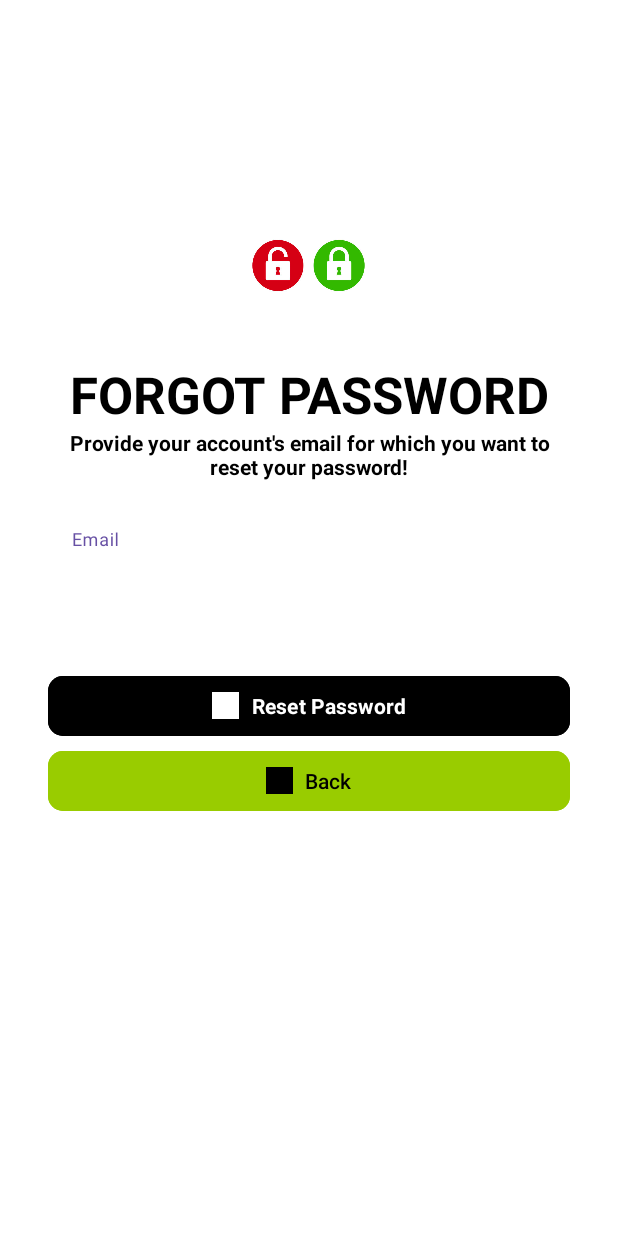
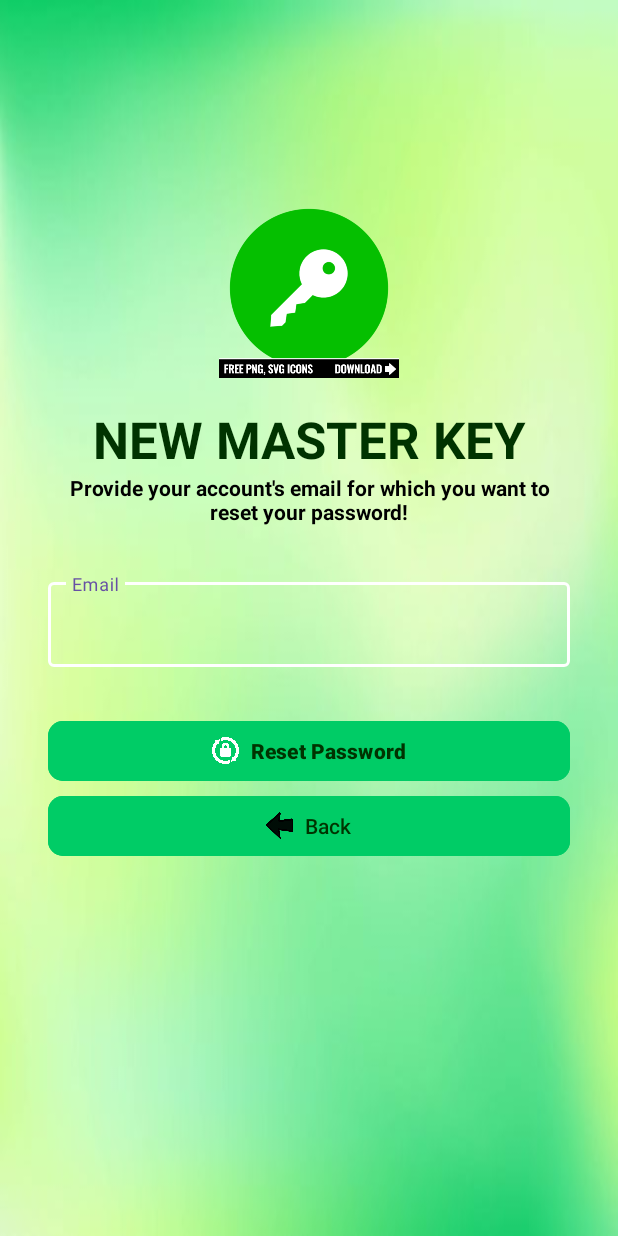
Before and after one commit to Marys-Hub/PasswordManager, an Android app: the layout activity_forgot_password.xml on its own in the app's theme, with its tools: preview values and no code run, on a phone screen of 412 x 824 dp. Run offline under Robolectric (Android 15) with nearby library versions, the phone set to English and light mode, and no system bars.

Commit message:
email already exiting done + reset password loc and layout work

```diff
--- a/app/src/main/res/layout/activity_forgot_password.xml
+++ b/app/src/main/res/layout/activity_forgot_password.xml
@@ -4,7 +4,7 @@
     xmlns:tools="http://schemas.android.com/tools"
     android:layout_width="match_parent"
     android:layout_height="match_parent"
-    android:background="@android:color/white"
+    android:background="@drawable/forgot"
     android:scrollbars="none"
     tools:context=".activities.ForgotPasswordActivity">
 
@@ -21,11 +21,11 @@
             android:layout_marginTop="32dp"/>
 
         <ImageView
-            android:layout_width="90dp"
-            android:layout_height="90dp"
+            android:layout_width="120dp"
+            android:layout_height="120dp"
             android:layout_gravity="center"
             android:layout_marginTop="100dp"
-            android:src="@drawable/logoreset"
+            android:src="@drawable/keyforgot"
             app:layout_constraintBottom_toBottomOf="parent"
             app:layout_constraintEnd_toEndOf="parent"
             app:layout_constraintTop_toTopOf="parent" />
@@ -35,10 +35,10 @@
             android:layout_width="match_parent"
             android:layout_height="wrap_content"
             android:layout_marginTop="18dp"
-            android:text="Forgot Password"
+            android:text="NEW MASTER KEY"
             android:textAlignment="center"
             android:textAllCaps="true"
-            android:textColor="@android:color/black"
+            android:textColor="#003300"
             android:textSize="34sp"
             android:textStyle="bold" />
 
@@ -54,7 +54,6 @@
 
         <com.google.android.material.textfield.TextInputLayout
             android:id="@+id/txtLayoutEmail"
-            style="@style/Widget.MaterialComponents.TextInputLayout.OutlinedBox"
             android:layout_width="match_parent"
             android:layout_height="wrap_content"
             android:layout_marginTop="32dp"
@@ -66,7 +65,6 @@
                 android:id="@+id/edtForgotPasswordEmail"
                 android:layout_width="match_parent"
                 android:layout_height="wrap_content"
-                android:fontFamily="@string/app_name"
                 android:textColor="@color/black"
                 android:inputType="textEmailAddress"
                 android:singleLine="true" />
@@ -89,17 +87,16 @@
                 android:id="@+id/btnReset"
                 android:layout_width="match_parent"
                 android:layout_height="wrap_content"
-                android:backgroundTint="@color/black"
-                android:fontFamily="@string/common_google_play_services_wear_update_text"
+                android:backgroundTint="#00cc66"
                 android:paddingStart="20dp"
                 android:paddingTop="10dp"
                 android:paddingEnd="20dp"
                 android:paddingBottom="10dp"
-                android:textColor="@android:color/white"
+                android:textColor="#003300"
                 android:textStyle="bold"
                 android:text="@string/reset_password"
                 app:cornerRadius="10dp"
-                app:icon="@drawable/logo3"
+                app:icon="@drawable/unlock1"
                 app:iconGravity="textStart"/>
 
         </FrameLayout>
@@ -108,15 +105,15 @@
             android:id="@+id/btnForgotPasswordBack"
             android:layout_width="match_parent"
             android:layout_height="wrap_content"
-            android:backgroundTint="@android:color/holo_green_light"
+            android:backgroundTint="#00cc66"
             android:paddingStart="20dp"
             android:paddingTop="10dp"
             android:paddingEnd="20dp"
             android:paddingBottom="10dp"
             android:text="Back"
-            android:textColor="@android:color/black"
+            android:textColor="#003300"
             app:cornerRadius="10dp"
-            app:icon="@drawable/logo"
+            app:icon="@drawable/goback"
             app:iconGravity="textStart"
             app:iconTint="@color/black" />
 
--- a/app/src/main/res/layout/activity_login.xml
+++ b/app/src/main/res/layout/activity_login.xml
@@ -107,4 +107,7 @@
         app:layout_constraintStart_toStartOf="parent"
         app:layout_constraintTop_toBottomOf="@id/buttonLoginAccount" />
 
+
+
+
 </androidx.constraintlayout.widget.ConstraintLayout>
--- a/app/src/main/res/values/styles.xml
+++ b/app/src/main/res/values/styles.xml
@@ -7,4 +7,5 @@
         <item name="colorAccent">@color/colorAccent</item>
     </style>
 
+
 </resources>
```
Also changed, not shown: app/src/main/AndroidManifest.xml (+10 -2 lines), app/src/main/java/com/example/passwordmanager/SplashScreen.java (added, +23 -0 lines), app/src/main/java/com/example/passwordmanager/activities/ForgotPasswordActivity.java (+60 -2 lines), app/src/main/java/com/example/passwordmanager/activities/LoginActivity.java (+13 -0 lines), app/src/main/java/com/example/passwordmanager/activities/RegisterActivity.java (+40 -8 lines), app/src/main/res/layout/activity_register_page.xml (+16 -0 lines), app/src/main/res/layout/splashscreen.xml (added, +7 -0 lines), app/src/main/res/drawable/forgot.png (added), app/src/main/res/drawable/goback.png (added), app/src/main/res/drawable/keyforgot.png (added), app/src/main/res/drawable/logo3.png (deleted), app/src/main/res/drawable/logoreset.jpg (deleted), app/src/main/res/drawable/splash_background.png (added), app/src/main/res/drawable/unlock1.png (added).
